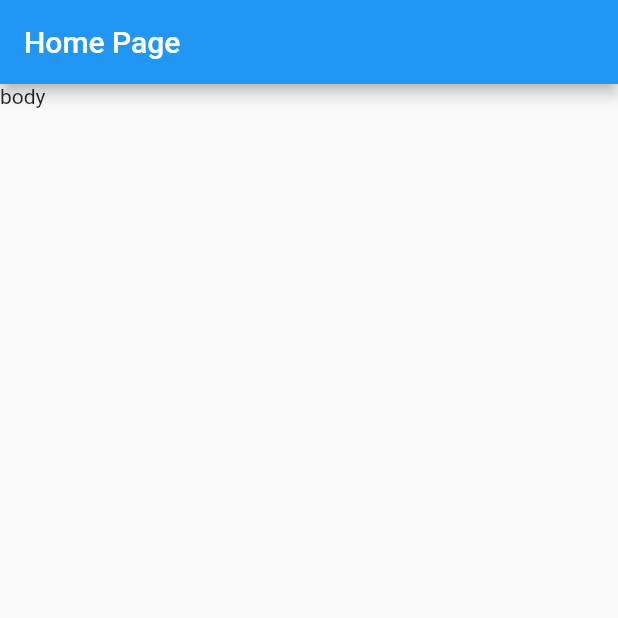
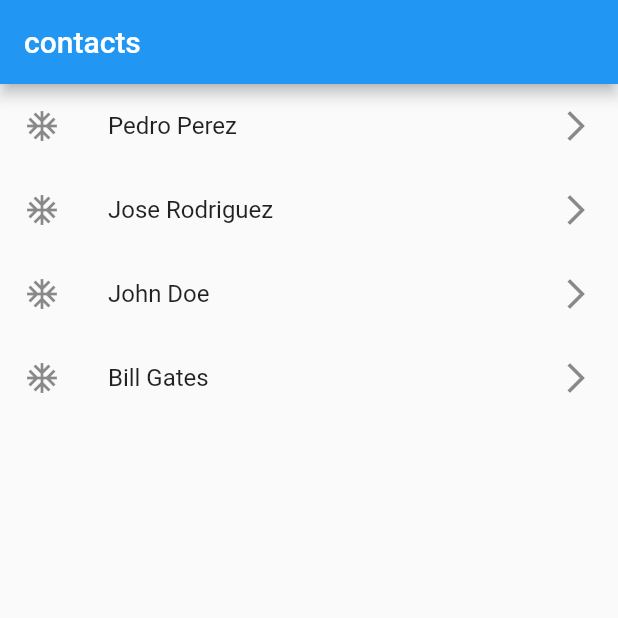
Before and after one commit to axflorezpersonal/proyectofinalsemillero, a Flutter app: the screen it shows after launch, on a phone screen of 412 x 824 dp, the top half of it. Run offline on Flutter 3.47's test engine with Material 2 defaults, Android fonts, the light colour scheme and no system bars.

Commit message:
se crea lista de contactos

```diff
--- a/lib/main.dart
+++ b/lib/main.dart
@@ -1,5 +1,6 @@
 import 'package:flutter/material.dart';
 import 'package:proyectofinalsemillero/src/pages/home_page.dart';
+import 'package:proyectofinalsemillero/src/pages/messages_page.dart';
 
 void main() {
   runApp(MyApp());
@@ -23,6 +24,9 @@ class MyApp extends StatelessWidget {
         // is not restarted.
         primarySwatch: Colors.blue,
       ),
+      routes: {
+        'messages':(context) => MessagesPage()
+      },
       home: HomePage(),
     );
   }
--- a/lib/src/pages/home_page.dart
+++ b/lib/src/pages/home_page.dart
@@ -8,12 +8,42 @@ class HomePage extends StatefulWidget {
 }
 
 class _HomePageState extends State<HomePage> {
+
+  List<Map<String,dynamic>> contacts = [
+    {'id':1,'name':'Pedro', 'lastName':"Perez"},
+    {'id':2,'name':'Jose', 'lastName':"Rodriguez"},
+    {'id':3,'name':'John', 'lastName':"Doe"},
+    {'id':4,'name':'Bill', 'lastName':"Gates"},
+
+  ];
+
   @override
   Widget build(BuildContext context) {
     return Scaffold(
-      appBar: AppBar(title: Text('Home Page')),
-      body: Text('body'),
+      appBar: AppBar(title: Text('contacts')),
+      body: Column(
+        children: [
+          Expanded(child: listMessage()),
+        ],
+      ),
+    );
+  }
 
+
+   Widget listMessage() {
+    return ListView.builder(
+      itemCount: contacts.length,
+
+      itemBuilder: (context, index) {
+        return ListTile(
+          title: Text(contacts[index]['name']+" "+contacts[index]['lastName']),
+          leading:Icon(Icons.ac_unit_outlined),
+          trailing: Icon(Icons.arrow_forward_ios),
+          onTap: (){
+            Navigator.pushNamed(context, 'messages');
+          },
+        );
+      },
     );
   }
 }
```
Also changed, not shown: lib/src/pages/messages_page.dart (+34 -13 lines).
